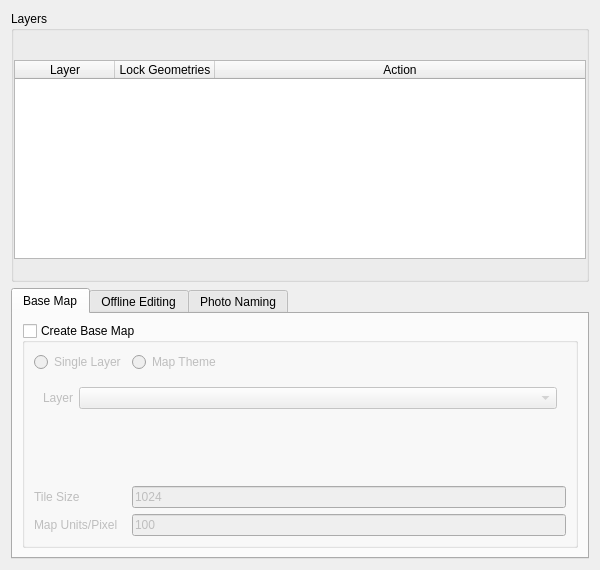
Before: the Qt Designer form qfieldsync/ui/project_configuration_widget.ui in opengisch/qfieldsync, drawn with Qt 5.
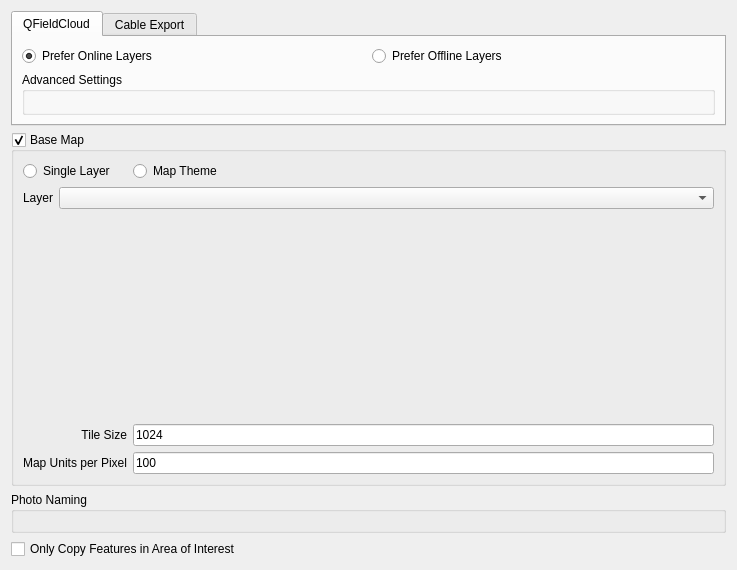
After: the same form once the commit is applied. The open tabs and pages were chosen to show the change. Icons and pictures are not drawn. Custom widgets are drawn as their Qt base class.

Commit message: Split the UI into QFieldCloud and Cable export

What changed in the file:
```diff
--- a/qfieldsync/ui/project_configuration_widget.ui
+++ b/qfieldsync/ui/project_configuration_widget.ui
@@ -6,50 +6,115 @@
    <rect>
     <x>0</x>
     <y>0</y>
-    <width>600</width>
+    <width>737</width>
     <height>570</height>
    </rect>
   </property>
+  <property name="sizePolicy">
+   <sizepolicy hsizetype="Preferred" vsizetype="Minimum">
+    <horstretch>0</horstretch>
+    <verstretch>0</verstretch>
+   </sizepolicy>
+  </property>
   <property name="windowTitle">
    <string>Configure Project for QField Synchronisation</string>
   </property>
-  <layout class="QGridLayout" name="gridLayout">
-   <item row="1" column="0">
-    <widget class="QTabWidget" name="tabWidget">
+  <layout class="QVBoxLayout" name="verticalLayout">
+   <item>
+    <widget class="QTabWidget" name="exportTypeTabs">
+     <property name="sizePolicy">
+      <sizepolicy hsizetype="Expanding" vsizetype="Minimum">
+       <horstretch>0</horstretch>
+       <verstretch>0</verstretch>
+      </sizepolicy>
+     </property>
      <property name="currentIndex">
       <number>0</number>
      </property>
-     <widget class="QWidget" name="tab">
+     <widget class="QWidget" name="cloudExportTab">
+      <property name="sizePolicy">
+       <sizepolicy hsizetype="Preferred" vsizetype="Minimum">
+        <horstretch>0</horstretch>
+        <verstretch>0</verstretch>
+       </sizepolicy>
+      </property>
       <attribute name="title">
+       <string>QFieldCloud</string>
+      </attribute>
+      <layout class="QGridLayout" name="gridLayout_2">
+       <property name="sizeConstraint">
+        <enum>QLayout::SetMinAndMaxSize</enum>
+       </property>
+       <item row="3" column="0" colspan="2">
+        <widget class="QgsCollapsibleGroupBox" name="cloudAdvancedSettings">
+         <property name="sizePolicy">
+          <sizepolicy hsizetype="Preferred" vsizetype="Minimum">
+           <horstretch>0</horstretch>
+           <verstretch>0</verstretch>
+          </sizepolicy>
+         </property>
+         <property name="title">
+          <string>Advanced Settings</string>
+         </property>
+         <property name="collapsed">
+          <bool>false</bool>
+         </property>
+         <property name="saveCheckedState">
+          <bool>true</bool>
+         </property>
+         <layout class="QVBoxLayout" name="verticalLayout_4"/>
+        </widget>
+       </item>
+       <item row="0" column="1">
+        <widget class="QRadioButton" name="preferOfflineLayersRadioButton">
+         <property name="text">
+          <string>Prefer Offline Layers</string>
+         </property>
+        </widget>
+       </item>
+       <item row="0" column="0">
+        <widget class="QRadioButton" name="preferOnlineLayersRadioButton_2">
+         <property name="text">
+          <string>Prefer Online Layers</string>
+         </property>
+         <property name="checked">
+          <bool>true</bool>
+         </property>
+        </widget>
+       </item>
+      </layout>
+     </widget>
+     <widget class="QWidget" name="cableExportTab">
+      <attribute name="title">
+       <string>Cable Export</string>
+      </attribute>
+      <layout class="QGridLayout" name="gridLayout_6"/>
+     </widget>
+    </widget>
+   </item>
+   <item>
+    <widget class="QgsCollapsibleGroupBox" name="createBaseMapGroupBox">
+     <property name="title">
        <string>Base Map</string>
-      </attribute>
-      <layout class="QGridLayout" name="gridLayout_4">
-       <item row="0" column="0">
-        <widget class="QGroupBox" name="createBaseMapGroupBox">
-         <property name="toolTip">
-          <string>A base map is fully rendered to a raster image. Attributes from layers on a base map are no longer accessible.</string>
-         </property>
-         <property name="title">
-          <string>Create Base Map</string>
          </property>
          <property name="checkable">
           <bool>true</bool>
          </property>
-         <property name="checked">
-          <bool>false</bool>
-         </property>
-         <layout class="QGridLayout" name="gridLayout_3">
-          <item row="0" column="1">
-           <widget class="QRadioButton" name="mapThemeRadioButton">
+     <property name="saveCheckedState">
+      <bool>true</bool>
+     </property>
+     <layout class="QGridLayout" name="gridLayout">
+      <item row="0" column="0">
+       <widget class="QRadioButton" name="singleLayerRadioButton">
             <property name="text">
-             <string>Map Theme</string>
+         <string>Single Layer</string>
             </property>
             <attribute name="buttonGroup">
              <string notr="true">buttonGroup</string>
             </attribute>
            </widget>
           </item>
-          <item row="2" column="0" colspan="2">
+      <item row="1" column="0" colspan="2">
            <widget class="QStackedWidget" name="baseMapTypeStack">
             <property name="sizePolicy">
              <sizepolicy hsizetype="Preferred" vsizetype="Minimum">
@@ -100,6 +165,18 @@
               </sizepolicy>
              </property>
              <layout class="QFormLayout" name="formLayout">
+          <property name="leftMargin">
+           <number>0</number>
+          </property>
+          <property name="topMargin">
+           <number>0</number>
+          </property>
+          <property name="rightMargin">
+           <number>0</number>
+          </property>
+          <property name="bottomMargin">
+           <number>0</number>
+          </property>
               <item row="0" column="0">
                <widget class="QLabel" name="label_2">
                 <property name="text">
@@ -114,14 +191,7 @@
             </widget>
            </widget>
           </item>
-          <item row="4" column="0">
-           <widget class="QLabel" name="label_3">
-            <property name="text">
-             <string>Tile Size</string>
-            </property>
-           </widget>
-          </item>
-          <item row="4" column="1">
+      <item row="2" column="1">
            <widget class="QLineEdit" name="tileSize">
             <property name="toolTip">
              <string>Rendering will happen in tiles. This number determines the width and height (in pixels) that will be rendered per tile.</string>
@@ -134,14 +204,7 @@
             </property>
            </widget>
           </item>
-          <item row="5" column="0">
-           <widget class="QLabel" name="label_4">
-            <property name="text">
-             <string>Map Units/Pixel</string>
-            </property>
-           </widget>
-          </item>
-          <item row="5" column="1">
+      <item row="3" column="1">
            <widget class="QLineEdit" name="mapUnitsPerPixel">
             <property name="toolTip">
              <string>This determines the spatial resolution of the resulting map image. It depends on the CRS of the map canvas. For map units in [m], a value of 1 means each pixel covers an area of 1x1 m, a value of 1000 means 1 pixel per square kilometer.</string>
@@ -154,10 +217,30 @@
             </property>
            </widget>
           </item>
-          <item row="0" column="0">
-           <widget class="QRadioButton" name="singleLayerRadioButton">
+      <item row="3" column="0">
+       <widget class="QLabel" name="mapUnitsPerPixelLabel">
             <property name="text">
-             <string>Single Layer</string>
+         <string>Map Units per Pixel</string>
+        </property>
+        <property name="alignment">
+         <set>Qt::AlignRight|Qt::AlignTrailing|Qt::AlignVCenter</set>
+        </property>
+       </widget>
+      </item>
+      <item row="2" column="0">
+       <widget class="QLabel" name="tileSizeLabel">
+        <property name="text">
+         <string>Tile Size</string>
+        </property>
+        <property name="alignment">
+         <set>Qt::AlignRight|Qt::AlignTrailing|Qt::AlignVCenter</set>
+        </property>
+       </widget>
+      </item>
+      <item row="0" column="1">
+       <widget class="QRadioButton" name="mapThemeRadioButton">
+        <property name="text">
+         <string>Map Theme</string>
             </property>
             <attribute name="buttonGroup">
              <string notr="true">buttonGroup</string>
@@ -167,14 +250,15 @@
          </layout>
         </widget>
        </item>
-      </layout>
-     </widget>
-     <widget class="QWidget" name="tab_2">
-      <attribute name="title">
-       <string>Offline Editing</string>
-      </attribute>
-      <layout class="QGridLayout" name="gridLayout_5">
-       <item row="0" column="0">
+   <item>
+    <widget class="QgsCollapsibleGroupBox" name="photoNamingGroup">
+     <property name="title">
+      <string>Photo Naming</string>
+     </property>
+     <layout class="QHBoxLayout" name="horizontalLayout"/>
+    </widget>
+   </item>
+   <item>
         <widget class="QCheckBox" name="onlyOfflineCopyFeaturesInAoi">
          <property name="text">
           <string>Only Copy Features in Area of Interest</string>
@@ -183,112 +267,13 @@
        </item>
       </layout>
      </widget>
-     <widget class="QWidget" name="photoNamingTab">
-      <attribute name="title">
-       <string>Photo Naming</string>
-      </attribute>
-      <layout class="QVBoxLayout" name="photoNamingLayout"/>
-     </widget>
-    </widget>
-   </item>
-   <item row="0" column="0">
-    <widget class="QGroupBox" name="groupBox">
-     <property name="title">
-      <string>Layers</string>
-     </property>
-     <layout class="QGridLayout" name="gridLayout_2">
-      <property name="leftMargin">
-       <number>0</number>
-      </property>
-      <property name="topMargin">
-       <number>0</number>
-      </property>
-      <property name="rightMargin">
-       <number>0</number>
-      </property>
-      <property name="bottomMargin">
-       <number>0</number>
-      </property>
-      <item row="1" column="1">
-       <widget class="QToolButton" name="multipleToggleButton">
-        <property name="toolTip">
-         <string>Toggle layers</string>
-        </property>
-        <property name="text">
-         <string/>
-        </property>
-        <property name="icon">
-         <iconset>
-          <normaloff>../resources/visibility.svg</normaloff>../resources/visibility.svg</iconset>
-        </property>
-        <property name="popupMode">
-         <enum>QToolButton::InstantPopup</enum>
-        </property>
-        <property name="autoRaise">
-         <bool>true</bool>
-        </property>
-       </widget>
-      </item>
-      <item row="1" column="0">
-       <spacer name="horizontalSpacer">
-        <property name="orientation">
-         <enum>Qt::Horizontal</enum>
-        </property>
-        <property name="sizeHint" stdset="0">
-         <size>
-          <width>40</width>
-          <height>20</height>
-         </size>
-        </property>
-       </spacer>
-      </item>
-      <item row="2" column="0" colspan="2">
-       <widget class="QTableWidget" name="layersTable">
-        <attribute name="horizontalHeaderStretchLastSection">
-         <bool>true</bool>
-        </attribute>
-        <column>
-         <property name="text">
-          <string>Layer</string>
-         </property>
-        </column>
-        <column>
-         <property name="text">
-          <string>Lock Geometries</string>
-         </property>
-         <property name="toolTip">
-          <string>When enabled, this option disables adding and deleting features, as well as modifying the geometries of existing features.</string>
-         </property>
-        </column>
-        <column>
-         <property name="text">
-          <string>Action</string>
-         </property>
-        </column>
-       </widget>
-      </item>
-      <item row="3" column="0" colspan="2">
-       <widget class="QLabel" name="unsupportedLayersLabel">
-        <property name="text">
-         <string></string>
-        </property>
-        <property name="visible">
-         <bool>false</bool>
-        </property>
-        <property name="textFormat">
-         <enum>Qt::RichText</enum>
-        </property>
-        <property name="wordWrap">
-         <bool>true</bool>
-        </property>
-       </widget>
-      </item>
-     </layout>
-    </widget>
-   </item>
-  </layout>
- </widget>
  <customwidgets>
+  <customwidget>
+   <class>QgsCollapsibleGroupBox</class>
+   <extends>QGroupBox</extends>
+   <header>qgscollapsiblegroupbox.h</header>
+   <container>1</container>
+  </customwidget>
   <customwidget>
    <class>QgsMapLayerComboBox</class>
    <extends>QComboBox</extends>
```
Left out of the diff: 3 changed lines with no effect on the pictures. Lines whose indentation alone changed are shown as unchanged. The commit also changes 3 other files.
